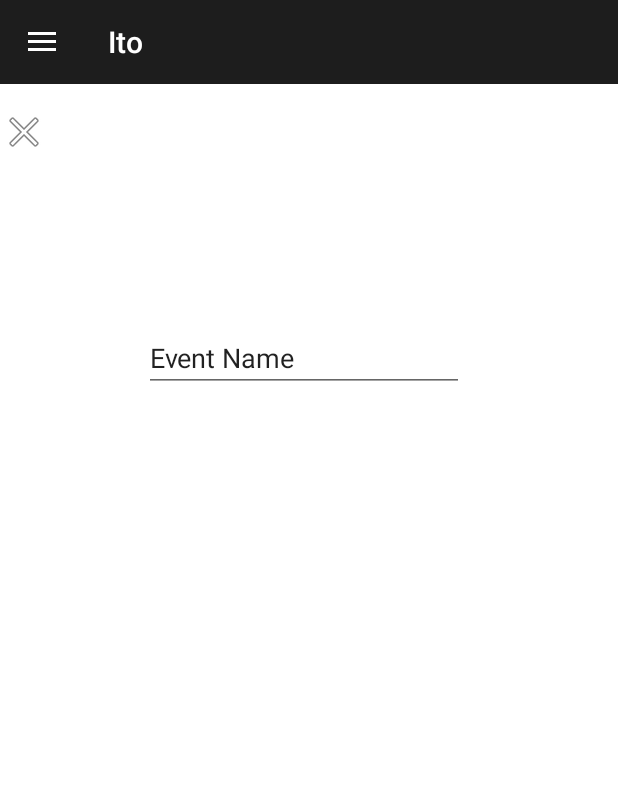
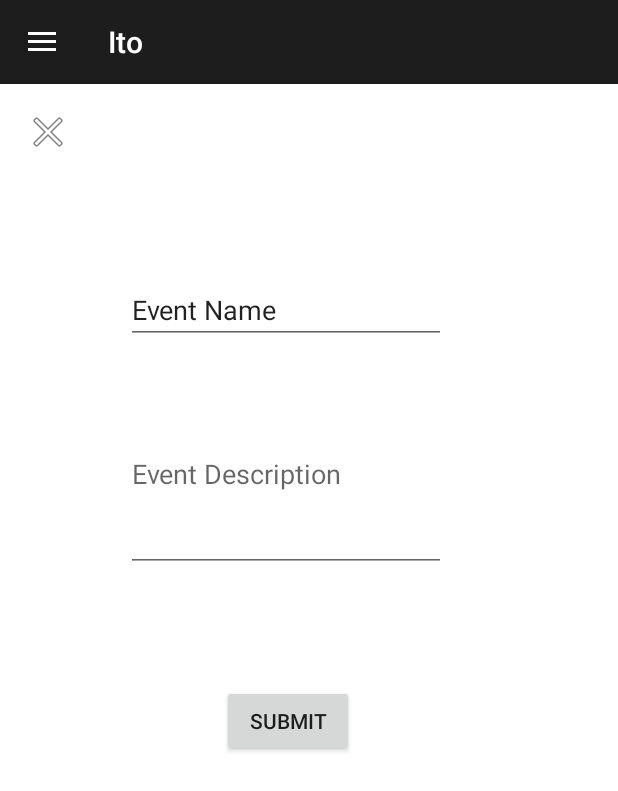
Before and after one commit to edw1nzhao/Ito, an Android app: the fragment NewEventFragment placed in its activity, on a phone screen of 412 x 824 dp. Shown: the top 791 px of the screen. Run offline under Robolectric (Android 15) with nearby library versions, the phone set to English and light mode, and no system bars; 2 statements that could not run were skipped.

Commit message:
New Event Page fixed. Next implement event uploading to google

```diff
--- a/app/src/main/java/com/tomoed/ito/controller/NewEventFragment.java
+++ b/app/src/main/java/com/tomoed/ito/controller/NewEventFragment.java
@@ -7,6 +7,7 @@ import android.util.Log;
 import android.view.LayoutInflater;
 import android.view.View;
 import android.view.ViewGroup;
+import android.widget.Button;
 import android.widget.ImageButton;
 
 import com.tomoed.ito.R;
@@ -16,7 +17,10 @@ import static android.support.constraint.Constraints.TAG;
 /**
  * A simple {@link Fragment} subclass.
  */
-public class NewEventFragment extends Fragment implements View.OnClickListener{
+public class NewEventFragment extends Fragment {
+    private ImageButton quitFrag;
+    private Button submitEvent;
+
     public NewEventFragment() {
         // Required empty public constructor
     }
@@ -24,18 +28,31 @@ public class NewEventFragment extends Fragment implements View.OnClickListener{
     @Override
     public View onCreateView(LayoutInflater inflater, ViewGroup container,
                              Bundle savedInstanceState) {
-        // Inflate the layout for this fragment
         View root = inflater.inflate(R.layout.fragment_new_event, container, false);
+
+        quitFrag = root.findViewById(R.id.button_newEvent_close);
+        submitEvent = root.findViewById(R.id.button_new_event);
+
+        quitFrag.setOnClickListener(new View.OnClickListener() {
+            @Override
+            public void onClick(View view) {
+                getFragmentManager().beginTransaction()
+                        .remove(NewEventFragment.this).commit();
+            }
+        });
+
+        submitEvent.setOnClickListener(new View.OnClickListener() {
+
+            // TODO: Logic for implementing code for uploading onto Firebase here
+            @Override
+            public void onClick(View view) {
+
+
+                //Leave at bottom. Closes the fragment
+                getFragmentManager().beginTransaction().remove(NewEventFragment.this).commit();
+            }
+        });
 
         return root;
     }
-
-    @Override
-    public void onClick(View v) {
-        int i = v.getId();
-        if (i == R.id.button_newEvent_close) {
-            Log.d(TAG, "PENSIDFHLSKDJFSDKFJLJS");
-            getActivity().getSupportFragmentManager().beginTransaction().remove(this).commit();
-        }
-    }
 }
--- a/app/src/main/res/layout/fragment_new_event.xml
+++ b/app/src/main/res/layout/fragment_new_event.xml
@@ -10,11 +10,11 @@
     <!-- TODO: Update blank fragment layout -->
 
     <EditText
-        android:id="@+id/editText"
+        android:id="@+id/text_event_name"
         android:layout_width="wrap_content"
         android:layout_height="wrap_content"
-        android:layout_marginStart="96dp"
-        android:layout_marginTop="160dp"
+        android:layout_marginStart="84dp"
+        android:layout_marginTop="128dp"
         android:ems="10"
         android:inputType="textImeMultiLine|textPersonName"
         android:text="Event Name"
@@ -25,9 +25,32 @@
         android:id="@+id/button_newEvent_close"
         android:layout_width="wrap_content"
         android:layout_height="wrap_content"
+        android:layout_marginStart="16dp"
         android:layout_marginTop="16dp"
         android:background="@android:color/transparent"
         android:src="@android:drawable/ic_menu_close_clear_cancel"
-        app:layout_constraintTop_toTopOf="parent"
-        tools:layout_editor_absoluteX="16dp" />
+        app:layout_constraintStart_toStartOf="parent"
+        app:layout_constraintTop_toTopOf="parent" />
+
+    <EditText
+        android:id="@+id/text_description"
+        android:layout_width="wrap_content"
+        android:layout_height="130dp"
+        android:layout_marginStart="84dp"
+        android:layout_marginTop="22dp"
+        android:ems="10"
+        android:hint="Event Description"
+        android:inputType="textMultiLine"
+        app:layout_constraintStart_toStartOf="parent"
+        app:layout_constraintTop_toBottomOf="@+id/text_event_name" />
+
+    <Button
+        android:id="@+id/button_event_submit"
+        android:layout_width="wrap_content"
+        android:layout_height="wrap_content"
+        android:layout_marginStart="148dp"
+        android:layout_marginTop="75dp"
+        android:text="Submit"
+        app:layout_constraintStart_toStartOf="parent"
+        app:layout_constraintTop_toBottomOf="@+id/text_description" />
 </android.support.constraint.ConstraintLayout>
```
